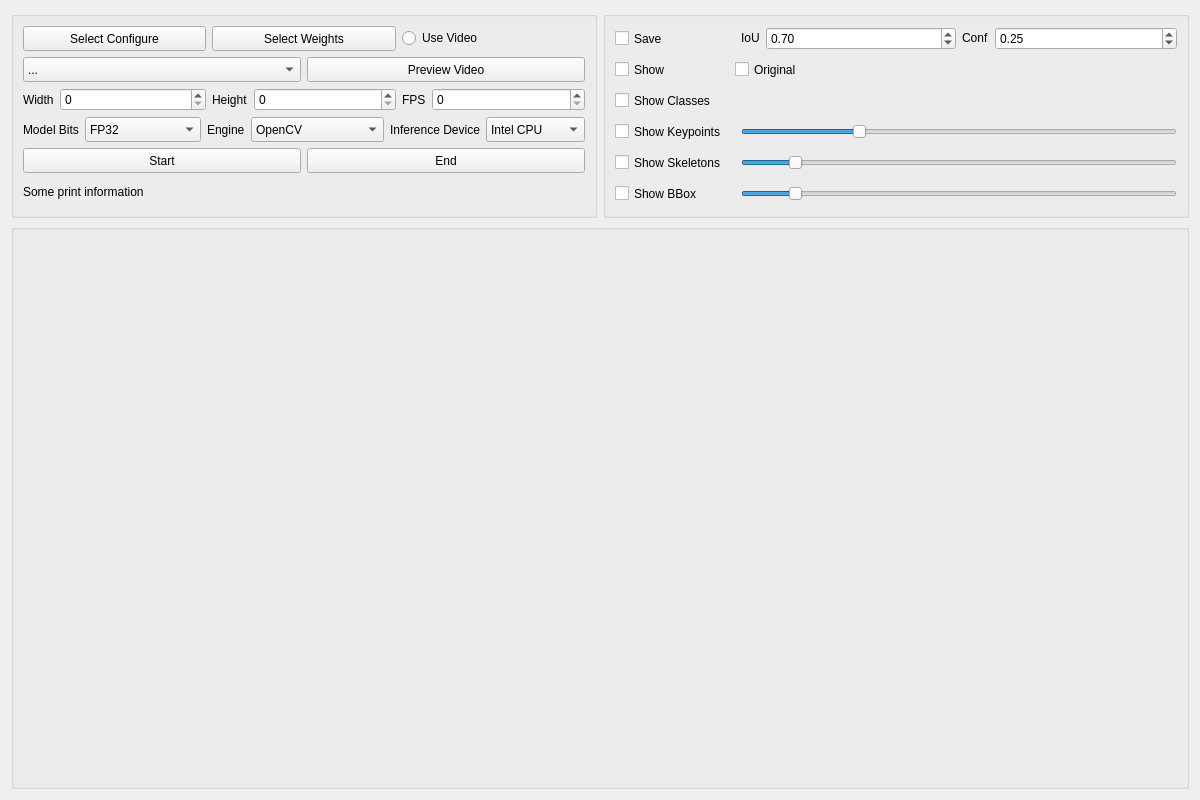
Above: animalposetracker/gui/ui/inferencer.ui from wux024/AnimalPoseTracker before the change. Below: the same form after it.
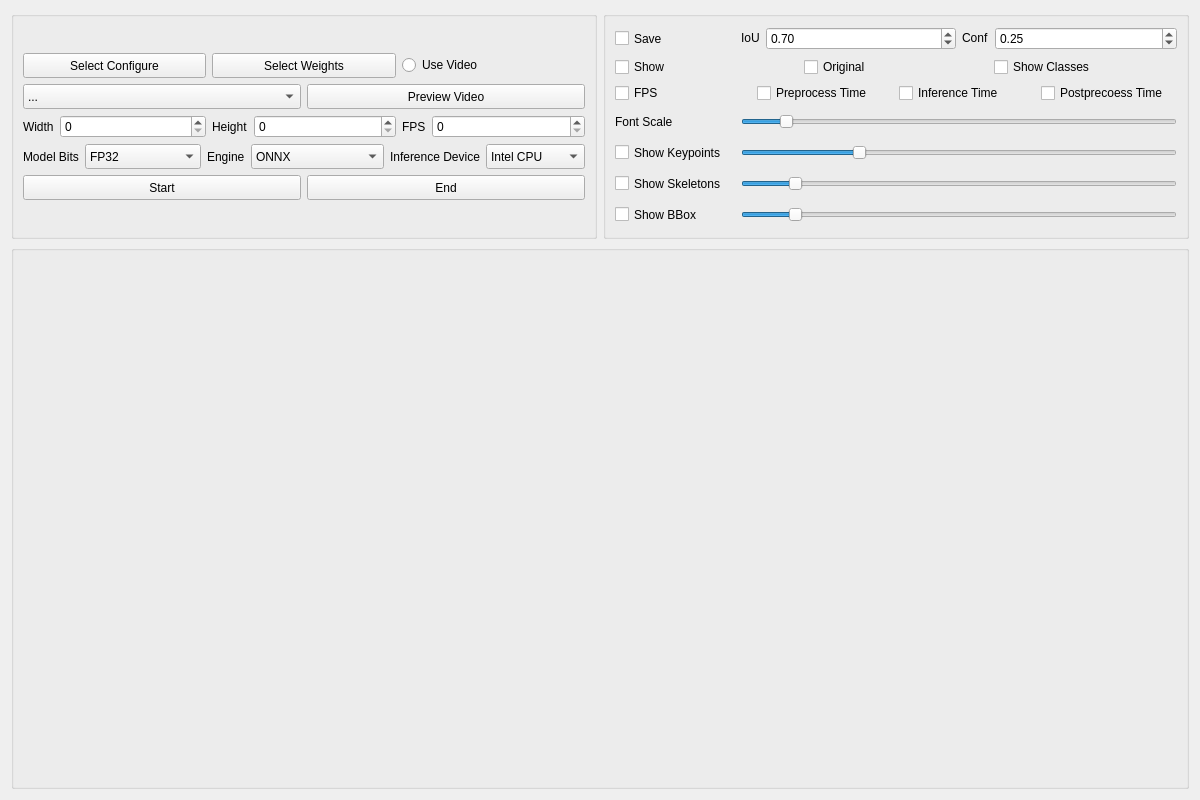
That is the form after the change. Icons and pictures are not drawn.

Diff of the .ui file:
```diff
--- a/animalposetracker/gui/ui/inferencer.ui
+++ b/animalposetracker/gui/ui/inferencer.ui
@@ -317,11 +317,6 @@
                   <height>25</height>
                  </size>
                 </property>
-                <item>
-                 <property name="text">
-                  <string>OpenCV</string>
-                 </property>
-                </item>
                 <item>
                  <property name="text">
                   <string>ONNX</string>
@@ -470,31 +465,6 @@
           </item>
          </layout>
         </item>
-        <item>
-         <widget class="QLabel" name="PrintInformation">
-          <property name="sizePolicy">
-           <sizepolicy hsizetype="Preferred" vsizetype="Fixed">
-            <horstretch>0</horstretch>
-            <verstretch>0</verstretch>
-           </sizepolicy>
-          </property>
-          <property name="minimumSize">
-           <size>
-            <width>0</width>
-            <height>25</height>
-           </size>
-          </property>
-          <property name="maximumSize">
-           <size>
-            <width>16777215</width>
-            <height>25</height>
-           </size>
-          </property>
-          <property name="text">
-           <string>Some print information</string>
-          </property>
-         </widget>
-        </item>
        </layout>
       </widget>
      </item>
@@ -600,33 +570,15 @@
          </layout>
         </item>
         <item>
-         <layout class="QHBoxLayout" name="ShowLayout">
-          <property name="spacing">
-           <number>0</number>
-          </property>
-          <property name="sizeConstraint">
-           <enum>QLayout::SizeConstraint::SetDefaultConstraint</enum>
-          </property>
+         <layout class="QHBoxLayout" name="MainShowLayout">
           <item>
            <widget class="QCheckBox" name="Show">
             <property name="sizePolicy">
-             <sizepolicy hsizetype="Fixed" vsizetype="Fixed">
+             <sizepolicy hsizetype="Preferred" vsizetype="Fixed">
               <horstretch>0</horstretch>
               <verstretch>0</verstretch>
              </sizepolicy>
             </property>
-            <property name="minimumSize">
-             <size>
-              <width>120</width>
-              <height>25</height>
-             </size>
-            </property>
-            <property name="maximumSize">
-             <size>
-              <width>120</width>
-              <height>25</height>
-             </size>
-            </property>
             <property name="text">
              <string>Show</string>
             </property>
@@ -643,12 +595,6 @@
               <verstretch>0</verstretch>
              </sizepolicy>
             </property>
-            <property name="minimumSize">
-             <size>
-              <width>120</width>
-              <height>25</height>
-             </size>
-            </property>
             <property name="text">
              <string>Original</string>
             </property>
@@ -657,51 +603,126 @@
             </property>
            </widget>
           </item>
-         </layout>
-        </item>
-        <item>
-         <layout class="QHBoxLayout" name="ShowClassesLayout">
           <item>
            <widget class="QCheckBox" name="ShowClasses">
             <property name="sizePolicy">
-             <sizepolicy hsizetype="Fixed" vsizetype="Fixed">
+             <sizepolicy hsizetype="Preferred" vsizetype="Fixed">
               <horstretch>0</horstretch>
               <verstretch>0</verstretch>
              </sizepolicy>
             </property>
-            <property name="minimumSize">
-             <size>
-              <width>120</width>
-              <height>25</height>
-             </size>
-            </property>
-            <property name="maximumSize">
-             <size>
-              <width>120</width>
-              <height>25</height>
-             </size>
-            </property>
             <property name="text">
              <string>Show Classes</string>
             </property>
            </widget>
           </item>
+         </layout>
+        </item>
+        <item>
+         <layout class="QHBoxLayout" name="ShowInfoLayput">
           <item>
-           <widget class="QLabel" name="Classes">
+           <widget class="QCheckBox" name="FPSShow">
+            <property name="sizePolicy">
+             <sizepolicy hsizetype="Preferred" vsizetype="Fixed">
+              <horstretch>0</horstretch>
+              <verstretch>0</verstretch>
+             </sizepolicy>
+            </property>
+            <property name="text">
+             <string>FPS</string>
+            </property>
+           </widget>
+          </item>
+          <item>
+           <widget class="QCheckBox" name="PreprocessTime">
+            <property name="enabled">
+             <bool>true</bool>
+            </property>
+            <property name="sizePolicy">
+             <sizepolicy hsizetype="Preferred" vsizetype="Fixed">
+              <horstretch>0</horstretch>
+              <verstretch>0</verstretch>
+             </sizepolicy>
+            </property>
+            <property name="text">
+             <string>Preprocess Time</string>
+            </property>
+            <property name="tristate">
+             <bool>true</bool>
+            </property>
+           </widget>
+          </item>
+          <item>
+           <widget class="QCheckBox" name="InferenceTime">
+            <property name="sizePolicy">
+             <sizepolicy hsizetype="Preferred" vsizetype="Fixed">
+              <horstretch>0</horstretch>
+              <verstretch>0</verstretch>
+             </sizepolicy>
+            </property>
+            <property name="text">
+             <string>Inference Time</string>
+            </property>
+           </widget>
+          </item>
+          <item>
+           <widget class="QCheckBox" name="PostprocessTime">
+            <property name="sizePolicy">
+             <sizepolicy hsizetype="Preferred" vsizetype="Fixed">
+              <horstretch>0</horstretch>
+              <verstretch>0</verstretch>
+             </sizepolicy>
+            </property>
+            <property name="text">
+             <string>Postprecoess Time</string>
+            </property>
+           </widget>
+          </item>
+         </layout>
+        </item>
+        <item>
+         <layout class="QHBoxLayout" name="FontScaleLayout">
+          <item>
+           <widget class="QLabel" name="FontScaleLabel">
+            <property name="sizePolicy">
+             <sizepolicy hsizetype="Fixed" vsizetype="Fixed">
+              <horstretch>0</horstretch>
+              <verstretch>0</verstretch>
+             </sizepolicy>
+            </property>
             <property name="minimumSize">
              <size>
-              <width>0</width>
+              <width>120</width>
               <height>25</height>
              </size>
             </property>
             <property name="maximumSize">
              <size>
-              <width>16777215</width>
+              <width>120</width>
               <height>25</height>
              </size>
             </property>
             <property name="text">
-             <string/>
+             <string>Font Scale</string>
+            </property>
+           </widget>
+          </item>
+          <item>
+           <widget class="QSlider" name="FontScale">
+            <property name="minimum">
+             <number>1</number>
+            </property>
+            <property name="maximum">
+             <number>100</number>
+            </property>
+            <property name="pageStep">
+             <number>1</number>
+            </property>
+            <property name="value">
+             <number>10</number>
+            </property>
+            <property name="orientation">
+             <enum>Qt::Orientation::Horizontal</enum>
             </property>
            </widget>
           </item>
```
Left out of the diff: 12 changed lines with no effect on the pictures.
